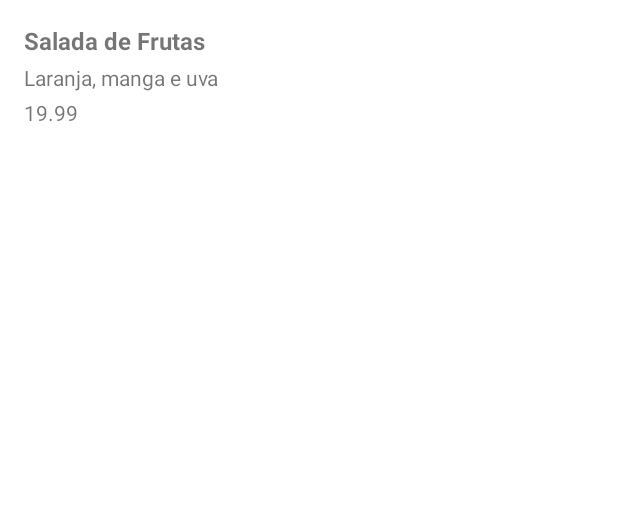
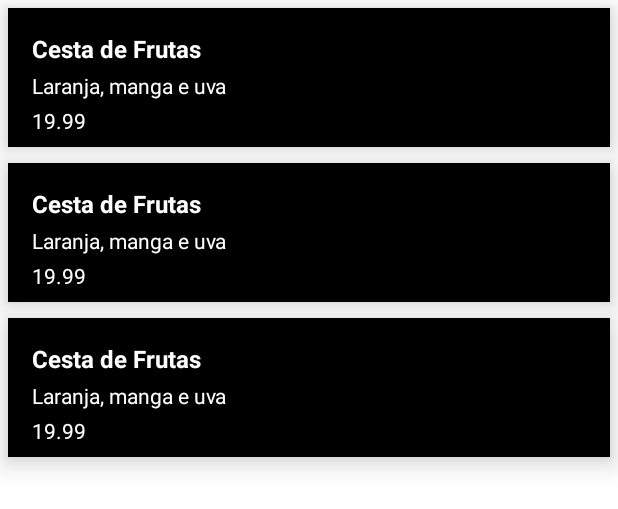
Before and after one commit to LoxiasMegalos/Android-com-Kotlin, an Android app: the layout activity_main.xml on its own in the app's theme, with its tools: preview values and no code run, on a phone screen of 412 x 824 dp. Shown: the top 509 px of the screen. Run offline under Robolectric (Android 15) with nearby library versions, the phone set to English and light mode, and no system bars.

```diff
--- a/AplicativoC1/app/src/main/AndroidManifest.xml
+++ b/AplicativoC1/app/src/main/AndroidManifest.xml
@@ -14,7 +14,7 @@
         android:theme="@style/Theme.OrgsC1AndroidComKotlin"
         tools:targetApi="31">
         <activity
-            android:name=".MainActivity"
+            android:name=".ui.activity.MainActivity"
             android:exported="true">
             <intent-filter>
                 <action android:name="android.intent.action.MAIN" />
--- a/AplicativoC1/app/src/main/res/layout/activity_main.xml
+++ b/AplicativoC1/app/src/main/res/layout/activity_main.xml
@@ -6,38 +6,15 @@
     android:layout_height="match_parent"
     tools:context=".MainActivity">
 
-    <TextView
-        android:id="@+id/nomez"
+
+    <androidx.recyclerview.widget.RecyclerView
+        android:id="@+id/lista"
         android:layout_width="match_parent"
-        android:layout_height="wrap_content"
-        android:layout_margin="16dp"
-        android:text="@string/cesta_de_frutas"
-        android:textSize="16sp"
-        android:textStyle="bold"
+        android:layout_height="match_parent"
+        app:layout_constraintBottom_toBottomOf="parent"
+        app:layout_constraintTop_toTopOf="parent"
+        app:layout_constraintStart_toStartOf="parent"
         app:layout_constraintEnd_toEndOf="parent"
-        app:layout_constraintHorizontal_bias="0.0"
-        app:layout_constraintStart_toStartOf="parent"
-        app:layout_constraintTop_toTopOf="parent"
-        tools:text="@string/salada_de_frutas" />
-
-    <TextView
-        android:id="@+id/descricao"
-        android:layout_width="match_parent"
-        android:layout_height="wrap_content"
-        android:layout_marginHorizontal="16dp"
-        android:layout_marginVertical="4dp"
-        android:text="Laranja, manga e uva"
-        app:layout_constraintStart_toStartOf="parent"
-        app:layout_constraintTop_toBottomOf="@+id/nomez" />
-
-    <TextView
-        android:id="@+id/valor"
-        android:layout_width="match_parent"
-        android:layout_height="wrap_content"
-        android:layout_marginHorizontal="16dp"
-        android:layout_marginVertical="4dp"
-        android:text="19.99"
-        app:layout_constraintStart_toStartOf="parent"
-        app:layout_constraintTop_toBottomOf="@+id/descricao" />
+        tools:listitem="@layout/produto_item" />
 
 </androidx.constraintlayout.widget.ConstraintLayout>
--- /dev/null
+++ b/AplicativoC1/app/src/main/res/layout/produto_item.xml
@@ -0,0 +1,49 @@
+<?xml version="1.0" encoding="utf-8"?>
+<androidx.constraintlayout.widget.ConstraintLayout xmlns:android="http://schemas.android.com/apk/res/android"
+    xmlns:app="http://schemas.android.com/apk/res-auto"
+    xmlns:tools="http://schemas.android.com/tools"
+    android:layout_width="match_parent"
+    android:layout_height="wrap_content"
+    android:layout_margin="5dp"
+    android:background="@color/black"
+    android:elevation="10dp">
+
+    <TextView
+        android:id="@+id/nomez"
+        android:layout_width="0dp"
+        android:layout_height="wrap_content"
+        android:layout_margin="16dp"
+        android:textColor="@color/white"
+        android:textSize="16sp"
+        android:textStyle="bold"
+        app:layout_constraintEnd_toEndOf="parent"
+        app:layout_constraintStart_toStartOf="parent"
+        app:layout_constraintTop_toTopOf="parent"
+        tools:text="@string/cesta_de_frutas" />
+
+    <TextView
+        android:id="@+id/descricao"
+        android:layout_width="0dp"
+        android:layout_height="wrap_content"
+        android:layout_marginHorizontal="16dp"
+        android:layout_marginVertical="4dp"
+        android:textColor="@color/white"
+        app:layout_constraintEnd_toEndOf="parent"
+        app:layout_constraintStart_toStartOf="parent"
+        app:layout_constraintTop_toBottomOf="@+id/nomez"
+        tools:text="Laranja, manga e uva" />
+
+    <TextView
+        android:id="@+id/valor"
+        android:layout_width="0dp"
+        android:layout_height="wrap_content"
+        android:layout_marginHorizontal="16dp"
+        android:layout_marginTop="4dp"
+        android:paddingBottom="8dp"
+        android:textColor="@color/white"
+        app:layout_constraintEnd_toEndOf="parent"
+        app:layout_constraintStart_toStartOf="parent"
+        app:layout_constraintTop_toBottomOf="@+id/descricao"
+        tools:text="19.99" />
+
+</androidx.constraintlayout.widget.ConstraintLayout>
```
Also changed, not shown: AplicativoC1/app/src/main/java/com/murillo/orgs_c1_androidcomkotlin/MainActivity.kt (deleted, +0 -11 lines), AplicativoC1/app/src/main/java/com/murillo/orgs_c1_androidcomkotlin/model/Produtos.kt (added, +10 -0 lines), AplicativoC1/app/src/main/java/com/murillo/orgs_c1_androidcomkotlin/ui/activity/MainActivity.kt (added, +30 -0 lines), AplicativoC1/app/src/main/java/com/murillo/orgs_c1_androidcomkotlin/ui/recyclerview/adapter/ListaProdutosAdapter.kt (added, +22 -0 lines).
